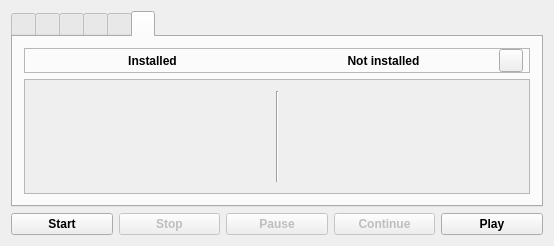
First picture: the form in mainwindow.ui, repository vkohaupt/vokoscreenNG, before the edit.
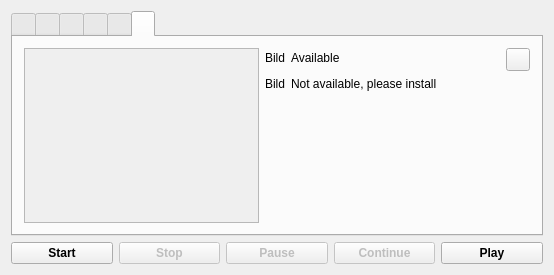
Second picture: the form after the edit. Icons and pictures are not drawn.

Commit message: available formats and codecs

```diff
--- a/mainwindow.ui
+++ b/mainwindow.ui
@@ -7,7 +7,7 @@
     <x>0</x>
     <y>0</y>
     <width>554</width>
-    <height>246</height>
+    <height>275</height>
    </rect>
   </property>
   <property name="windowTitle">
@@ -353,77 +353,7 @@
        </attribute>
        <layout class="QVBoxLayout" name="verticalLayout_8">
         <item>
-         <widget class="QFrame" name="frame">
-          <property name="frameShape">
-           <enum>QFrame::StyledPanel</enum>
-          </property>
-          <property name="frameShadow">
-           <enum>QFrame::Plain</enum>
-          </property>
-          <property name="lineWidth">
-           <number>-1</number>
-          </property>
-          <layout class="QHBoxLayout" name="horizontalLayout_6">
-           <property name="spacing">
-            <number>0</number>
-           </property>
-           <property name="leftMargin">
-            <number>12</number>
-           </property>
-           <property name="topMargin">
-            <number>0</number>
-           </property>
-           <property name="rightMargin">
-            <number>6</number>
-           </property>
-           <property name="bottomMargin">
-            <number>0</number>
-           </property>
-           <item>
-            <widget class="QLabel" name="label_3">
-             <property name="font">
-              <font>
-               <weight>75</weight>
-               <bold>true</bold>
-              </font>
-             </property>
-             <property name="text">
-              <string>Installed</string>
-             </property>
-             <property name="alignment">
-              <set>Qt::AlignCenter</set>
-             </property>
-            </widget>
-           </item>
-           <item>
-            <widget class="QLabel" name="label_5">
-             <property name="font">
-              <font>
-               <weight>75</weight>
-               <bold>true</bold>
-              </font>
-             </property>
-             <property name="text">
-              <string>Not installed</string>
-             </property>
-             <property name="alignment">
-              <set>Qt::AlignCenter</set>
-             </property>
-            </widget>
-           </item>
-           <item>
-            <widget class="QToolButton" name="toolButtonAvalaibleHelp">
-             <property name="toolTip">
-              <string>Help</string>
-             </property>
-             <property name="text">
-              <string notr="true"/>
-             </property>
-            </widget>
-           </item>
-          </layout>
-         </widget>
-        </item>
+         <layout class="QHBoxLayout" name="horizontalLayout_8">
         <item>
          <widget class="QScrollArea" name="scrollAreaAvailable">
           <property name="minimumSize">
@@ -440,8 +370,8 @@
             <rect>
              <x>0</x>
              <y>0</y>
-             <width>518</width>
-             <height>99</height>
+               <width>233</width>
+               <height>168</height>
             </rect>
            </property>
            <layout class="QHBoxLayout" name="horizontalLayout_7">
@@ -477,15 +407,76 @@
                 </item>
                </layout>
               </item>
+               </layout>
+              </item>
+             </layout>
+            </widget>
+           </widget>
+          </item>
               <item>
-               <widget class="Line" name="line">
+           <layout class="QVBoxLayout" name="verticalLayout_12">
+            <item>
+             <layout class="QHBoxLayout" name="horizontalLayout_6">
+              <item>
+               <widget class="QLabel" name="labelAvalible">
+                <property name="text">
+                 <string>Bild</string>
+                </property>
+               </widget>
+              </item>
+              <item>
+               <widget class="QLabel" name="label_3">
+                <property name="text">
+                 <string>Available</string>
+                </property>
+               </widget>
+              </item>
+              <item>
+               <spacer name="horizontalSpacer_4">
                 <property name="orientation">
-                 <enum>Qt::Vertical</enum>
+                 <enum>Qt::Horizontal</enum>
                 </property>
+                <property name="sizeHint" stdset="0">
+                 <size>
+                  <width>40</width>
+                  <height>20</height>
+                 </size>
+                </property>
+               </spacer>
+              </item>
+             </layout>
+            </item>
+            <item>
+             <layout class="QHBoxLayout" name="horizontalLayout_9">
+              <item>
+               <widget class="QLabel" name="labelNotAvailable">
+                <property name="text">
+                 <string>Bild</string>
+                </property>
                </widget>
               </item>
               <item>
-               <layout class="QVBoxLayout" name="verticalLayoutAvailableNotInstalled">
+               <widget class="QLabel" name="label_6">
+                <property name="text">
+                 <string>Not available, please install</string>
+                </property>
+               </widget>
+              </item>
+              <item>
+               <spacer name="horizontalSpacer_6">
+                <property name="orientation">
+                 <enum>Qt::Horizontal</enum>
+                </property>
+                <property name="sizeHint" stdset="0">
+                 <size>
+                  <width>40</width>
+                  <height>20</height>
+                 </size>
+                </property>
+               </spacer>
+              </item>
+             </layout>
+            </item>
                 <item>
                  <spacer name="verticalSpacer_2">
                   <property name="orientation">
@@ -499,15 +490,29 @@
                   </property>
                  </spacer>
                 </item>
+           </layout>
+          </item>
                 <item>
-                 <spacer name="horizontalSpacer_5">
+           <layout class="QVBoxLayout" name="verticalLayout_10">
+            <item>
+             <widget class="QToolButton" name="toolButtonAvalaibleHelp">
+              <property name="toolTip">
+               <string>Help</string>
+              </property>
+              <property name="text">
+               <string notr="true"/>
+              </property>
+             </widget>
+            </item>
+            <item>
+             <spacer name="verticalSpacer_6">
                   <property name="orientation">
-                   <enum>Qt::Horizontal</enum>
+               <enum>Qt::Vertical</enum>
                   </property>
                   <property name="sizeHint" stdset="0">
                    <size>
-                    <width>40</width>
-                    <height>20</height>
+                <width>20</width>
+                <height>40</height>
                    </size>
                   </property>
                  </spacer>
@@ -515,10 +520,6 @@
                </layout>
               </item>
              </layout>
-            </item>
-           </layout>
-          </widget>
-         </widget>
         </item>
        </layout>
       </widget>
```
Left out of the diff: 2 changed lines with no effect on the pictures. Lines whose indentation alone changed are shown as unchanged. The commit also changes 1 other file.
